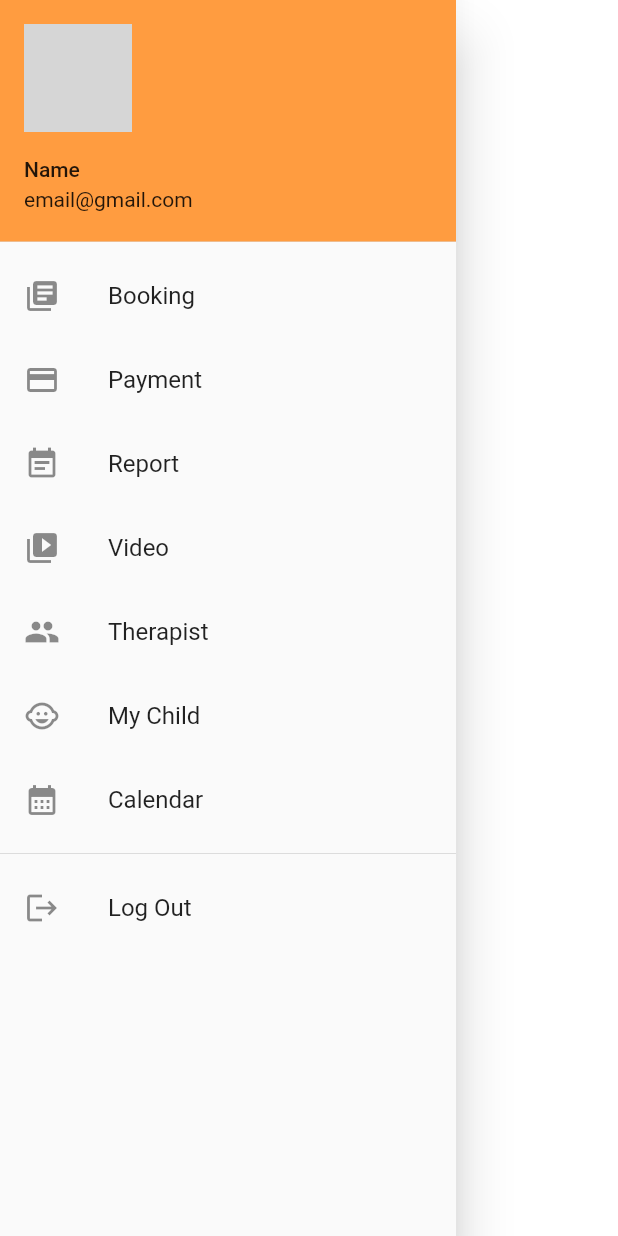
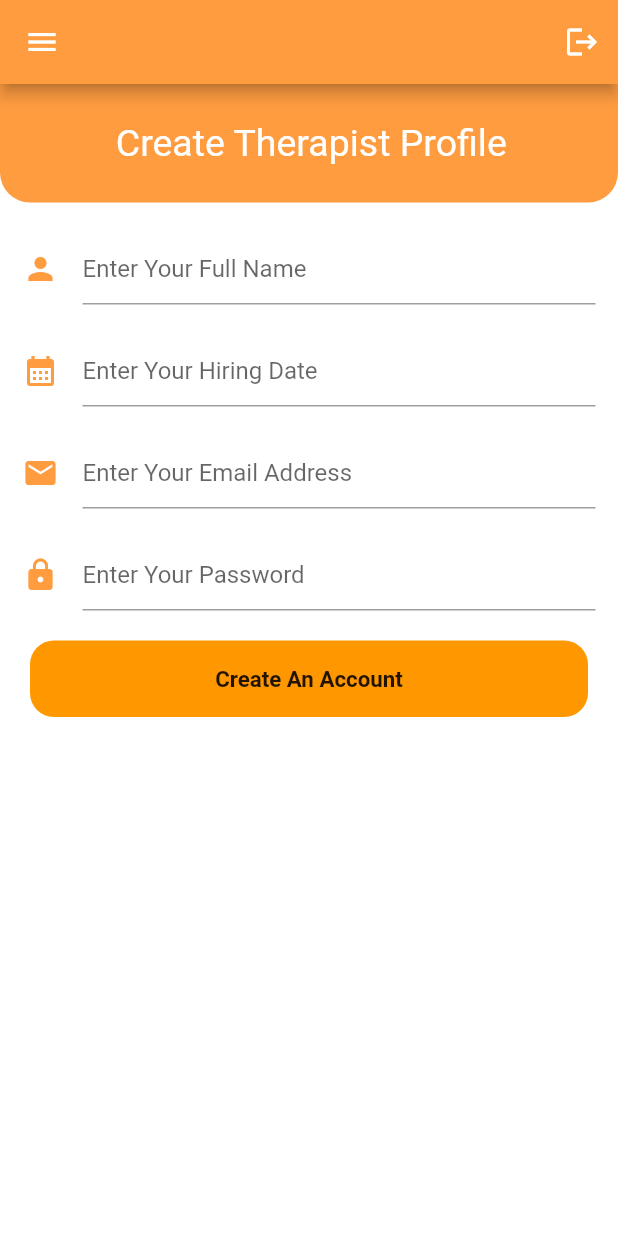
Before and after one commit to syamimiamirah/Kidz-Emporium, a Flutter app: the NavBar widget shown alone on an empty page, opened directly, after a tap on "Therapist", on a phone screen of 412 x 824 dp. Run offline on Flutter 3.47's test engine with Material 2 defaults, Android fonts, the phone set to English and light mode, and no system bars; network calls fail; grey boxes are pictures that could not be loaded.

Commit message:
create therapist profile page ui completed
link together with drawer

```diff
--- a/lib/Screens/signup.dart
+++ b/lib/Screens/signup.dart
@@ -39,7 +39,7 @@ class SignUpScreen extends StatelessWidget{
                         ),
                         Padding(
                           padding: const EdgeInsets.only(bottom: 13),
-                          child:Row(
+                          child: Row(
                             crossAxisAlignment: CrossAxisAlignment.center,
                             children: <Widget>[
                               Padding(
@@ -151,7 +151,8 @@ class SignUpScreen extends StatelessWidget{
                         ),
                         FittedBox(
                           child: GestureDetector(
-                            onTap:() {Navigator.push(context, MaterialPageRoute(
+                            onTap:() {
+                              Navigator.push(context, MaterialPageRoute(
                               builder: (context) {
                                 return SignUpScreen();
                               },
--- /dev/null
+++ b/lib/admin/create_therapist.dart
@@ -0,0 +1,164 @@
+import 'package:flutter/material.dart';
+import 'package:kidz_emporium/components/side_menu.dart';
+import 'package:kidz_emporium/contants.dart';
+import 'package:kidz_emporium/Screens/signin.dart';
+
+
+class CreateTherapist extends StatelessWidget{
+  @override
+  Widget build(BuildContext context){
+    return Scaffold(
+        drawer: NavBar(),
+      appBar: AppBar(
+        backgroundColor: kPrimaryColor,
+        centerTitle: true,
+        actions: <Widget>[
+          IconButton(
+            icon: Icon(Icons.logout),
+            onPressed: () => SignInScreen(),
+          ),
+        ],
+      ),
+      body: ListView(
+        children: [
+          Container(
+            padding: EdgeInsets.only(top: 15, left: 15, right: 15, bottom: 10),
+            decoration: BoxDecoration(
+              color: kPrimaryColor,
+              borderRadius: BorderRadius.only(
+                bottomLeft: Radius.circular(20),
+                bottomRight: Radius.circular(20),
+              ),
+            ),
+        child: Column(
+          children: [
+            SizedBox(height: 10),
+            Padding(
+              padding: EdgeInsets.only(left: 3, bottom: 15),
+              child: Row(
+                mainAxisAlignment: MainAxisAlignment.center,
+                children: <Widget>[
+                  Text("Create Therapist Profile", style: TextStyle(fontSize: 25,color: Colors.white, decoration: TextDecoration.none, )),
+                ],
+              ),
+            )
+          ],
+        ),
+    ),
+          Padding(padding: EdgeInsets.only(top: 20, left: 15, right: 15),
+            child: Row(
+              crossAxisAlignment: CrossAxisAlignment.center,
+                children: <Widget>[
+                Padding(
+                padding: const EdgeInsets.only(right: 16),
+                child: Icon(
+                Icons.person,
+                color: kPrimaryColor,
+                ),
+              ),
+                  Expanded(
+                    child: TextField(
+                      decoration: InputDecoration(
+                        hintText: "Enter Your Full Name",
+                      ),
+                    ),
+                  ),
+                ],
+            ),
+          ),
+          Padding(padding: EdgeInsets.only(top: 20, left: 15, right: 15),
+            child: Row(
+              crossAxisAlignment: CrossAxisAlignment.center,
+              children: <Widget>[
+                Padding(
+                  padding: const EdgeInsets.only(right: 16),
+                  child: Icon(
+                    Icons.calendar_month,
+                    color: kPrimaryColor,
+                  ),
+                ),
+                Expanded(
+                  child: TextField(
+                    decoration: InputDecoration(
+                      hintText: "Enter Your Hiring Date",
+                    ),
+                  ),
+                ),
+              ],
+            ),
+          ),
+          Padding(padding: EdgeInsets.only(top: 20, left: 15, right: 15),
+            child: Row(
+              crossAxisAlignment: CrossAxisAlignment.center,
+              children: <Widget>[
+                Padding(
+                  padding: const EdgeInsets.only(right: 16),
+                  child: Icon(
+                    Icons.email,
+                    color: kPrimaryColor,
+                  ),
+                ),
+                Expanded(
+                  child: TextField(
+                    decoration: InputDecoration(
+                      hintText: "Enter Your Email Address",
+                    ),
+                  ),
+                ),
+              ],
+            ),
+          ),
+          Padding(padding: EdgeInsets.only(top: 20, left: 15, right: 15, bottom: 20),
+            child: Row(
+              crossAxisAlignment: CrossAxisAlignment.center,
+              children: <Widget>[
+                Padding(
+                  padding: const EdgeInsets.only(right: 16),
+                  child: Icon(
+                    Icons.lock,
+                    color: kPrimaryColor,
+                  ),
+                ),
+                Expanded(
+                  child: TextField(
+                    decoration: InputDecoration(
+                      hintText: "Enter Your Password",
+                    ),
+                  ),
+                ),
+              ],
+            ),
+          ),
+          Padding(padding: EdgeInsets.symmetric(horizontal: 20,),
+            child: FittedBox(
+              child: GestureDetector(
+                onTap: (){
+                  Navigator.push(context, MaterialPageRoute(
+                    builder: (context) {
+                      return CreateTherapist();
+                    },
+                  ));
+                },
+                child: Container(
+                  margin: EdgeInsets.only(bottom: 5),
+                  padding: EdgeInsets.symmetric(horizontal: 26, vertical: 16),
+                  width: 350,
+                  decoration: BoxDecoration(
+                    borderRadius: BorderRadius.circular(15),
+                    color: Colors.orange,
+                  ),
+                  child: Row(
+                      mainAxisAlignment: MainAxisAlignment.center,
+                      children: <Widget>[
+                        Text("Create An Account", style: TextStyle(fontWeight: FontWeight.bold), textAlign: TextAlign.right,),
+                      ]
+                  ),
+                ),
+              ),
+              ),
+            ),
+        ],
+      )
+    );
+  }
+}
--- a/lib/components/side_menu.dart
+++ b/lib/components/side_menu.dart
@@ -1,7 +1,9 @@
 import 'package:flutter/material.dart';
 import 'package:kidz_emporium/Screens/signin.dart';
+import 'package:kidz_emporium/admin/create_therapist.dart';
 import 'package:kidz_emporium/contants.dart';
 import 'package:kidz_emporium/Screens/signin.dart';
+import 'package:kidz_emporium/Screens/home.dart';
 
 class NavBar extends StatelessWidget{
   const NavBar({super.key});
@@ -30,6 +32,15 @@ class NavBar extends StatelessWidget{
           ),
           ListTile(
             leading: Icon(Icons.library_books),
+            title: Text("Home"),
+            onTap: () => {
+            Navigator.push(context, MaterialPageRoute(
+            builder: (context) => HomePage()),
+            ),
+          },
+          ),
+          ListTile(
+            leading: Icon(Icons.library_books),
             title: Text("Booking"),
             onTap: () => null,
           ),
@@ -51,7 +62,11 @@ class NavBar extends StatelessWidget{
           ListTile(
             leading: Icon(Icons.people),
             title: Text("Therapist"),
-            onTap: () => null,
+            onTap: () {
+              Navigator.push(context, MaterialPageRoute(
+                  builder: (context) => CreateTherapist()),
+              );
+            },
           ),
           ListTile(
             leading: Icon(Icons.child_care),
```
